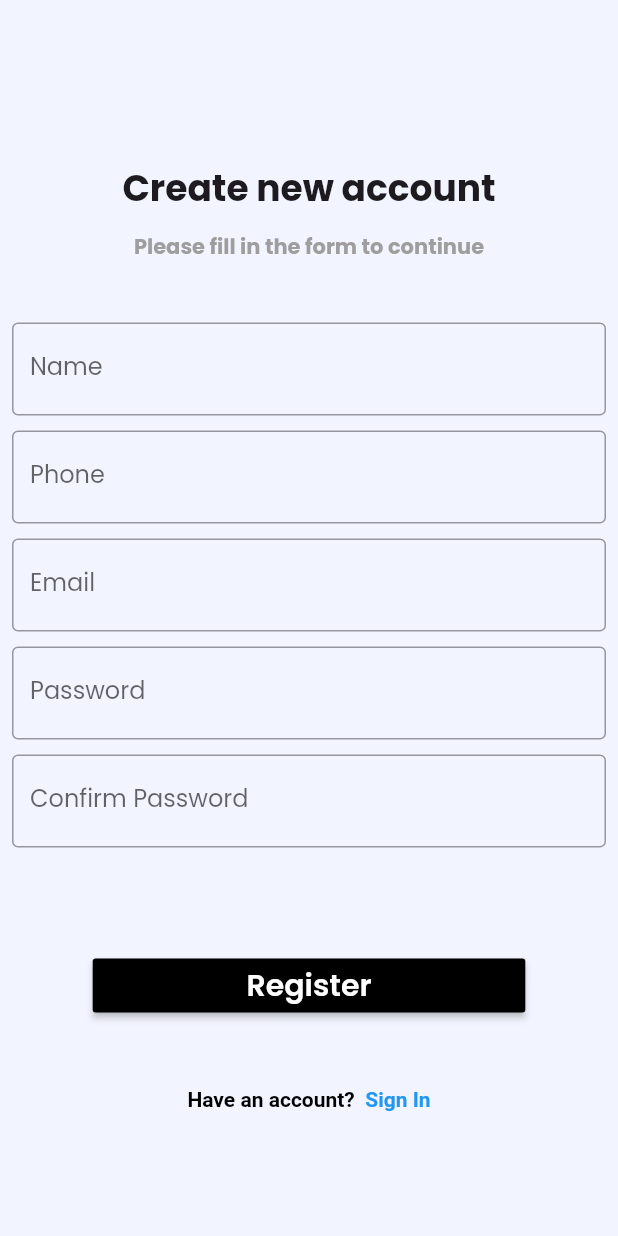
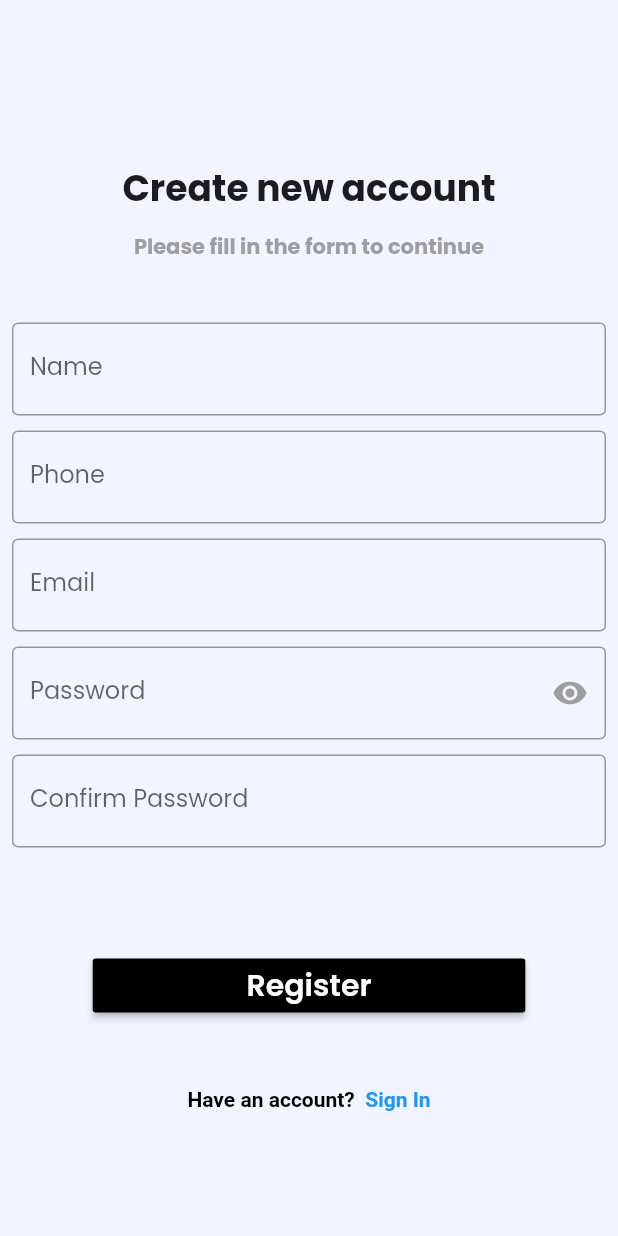
Before and after one commit to GurungNabin/hostel_nepal, a Flutter app: the screen it shows after launch, after a tap on an icon or button, on a phone screen of 412 x 824 dp. Run offline on Flutter 3.47's test engine with Material 3 defaults, Android fonts, the light colour scheme and no system bars; our stand-ins replace connectivity_plus, flutter_riverpod, flutter_screenutil, get, google_fonts, image_picker and 2 more; missing offline and left inert: autocomplete_textfield; network calls fail.

Commit message:
'login and register remake'

```diff
--- a/lib/features/auth/auth_repo/auth_repo.dart
+++ b/lib/features/auth/auth_repo/auth_repo.dart
@@ -41,6 +41,7 @@ class AuthRepository {
           'Content-Type': 'application/json; charset=UTF-8',
         },
       );
+      print(res.body);
       if (!context.mounted) return;
       httpErrorHandle(
         response: res,
--- a/lib/features/auth/auth_screens/login_screen.dart
+++ b/lib/features/auth/auth_screens/login_screen.dart
@@ -61,8 +61,7 @@ class _LoginScreenState extends ConsumerState<LoginScreen> {
       ref
           .read(authControllerProvider)
           .loginUser(context: context, email: email, password: password);
-      Navigator.of(context)
-          .pushNamedAndRemoveUntil('/member-screen', (route) => false);
+      Navigator.of(context, rootNavigator: true).pop();
     } catch (error) {
       Navigator.of(context, rootNavigator: true).pop();
       showSnackBar(context, "Login failed. Please check your credentials");
@@ -73,9 +72,13 @@ class _LoginScreenState extends ConsumerState<LoginScreen> {
     }
   }
 
+  bool _isObscure = true;
+
   @override
   Widget build(BuildContext context) {
-    return Scaffold(
+    return PopScope(
+      canPop: false,
+      child: Scaffold(
         body: Padding(
           padding: const EdgeInsets.only(top: 50.0),
           child: SingleChildScrollView(
@@ -112,18 +115,29 @@ class _LoginScreenState extends ConsumerState<LoginScreen> {
                     keyboardType: TextInputType.emailAddress,
                     controller: emailController,
                     decoration: const InputDecoration(
-                      labelText: "Email", border: OutlineInputBorder()),
+                        labelText: 'Email', border: OutlineInputBorder()),
                   ),
                 ),
                 Padding(
                   padding: const EdgeInsets.all(8.0),
                   child: TextFormField(
                     keyboardType: TextInputType.visiblePassword,
-                  obscureText: true,
+                    obscureText: _isObscure,
                     controller: passwordController,
-                  decoration: const InputDecoration(
-                    labelText: "Password",
-                    border: OutlineInputBorder(),
+                    decoration: InputDecoration(
+                      labelText: 'Password',
+                      border: const OutlineInputBorder(),
+                      suffixIcon: IconButton(
+                        icon: Icon(
+                          _isObscure ? Icons.visibility : Icons.visibility_off,
+                          color: Colors.grey,
+                        ),
+                        onPressed: () {
+                          setState(() {
+                            _isObscure = !_isObscure;
+                          });
+                        },
+                      ),
                     ),
                   ),
                 ),
@@ -230,6 +244,7 @@ class _LoginScreenState extends ConsumerState<LoginScreen> {
             ),
           ),
         ),
+      ),
     );
   }
 }
--- a/lib/features/auth/auth_screens/sign_up_screen.dart
+++ b/lib/features/auth/auth_screens/sign_up_screen.dart
@@ -43,6 +43,8 @@ class _SignupScreenState extends ConsumerState<SignupScreen> {
     // Navigate to the login screen
     Navigator.pushReplacementNamed(context, '/login-screen');
   }
+
+  bool _isObscure = true;
 
   @override
   Widget build(BuildContext context) {
@@ -114,21 +116,36 @@ class _SignupScreenState extends ConsumerState<SignupScreen> {
                   const SizedBox(
                     height: 10,
                   ),
+
+                  //password
                   TextFormField(
                     controller: passwordController,
-                    obscureText: true,
+                    obscureText: _isObscure,
                     keyboardType: TextInputType.visiblePassword,
-                    decoration: const InputDecoration(
+                    decoration: InputDecoration(
                       labelText: 'Password',
-                      border: OutlineInputBorder(),
+                      border: const OutlineInputBorder(),
+                      suffixIcon: IconButton(
+                        icon: Icon(
+                          _isObscure ? Icons.visibility : Icons.visibility_off,
+                          color: Colors.grey,
+                        ),
+                        onPressed: () {
+                          setState(() {
+                            _isObscure = !_isObscure;
+                          });
+                        },
+                      ),
                     ),
                   ),
                   const SizedBox(
                     height: 10,
                   ),
+
+                  //confirm password
                   TextFormField(
                       controller: confirmPasswordController,
-                      obscureText: true,
+                      obscureText: _isObscure,
                       keyboardType: TextInputType.visiblePassword,
                       decoration: const InputDecoration(
                         labelText: 'Confirm Password',
```
Also changed, not shown: lib/main.dart (+3 -5 lines), lib/member.dart (+8 -5 lines), lib/providers/userModel/user_model.dart (+5 -5 lines). Lines whose indentation alone changed are shown as unchanged.
